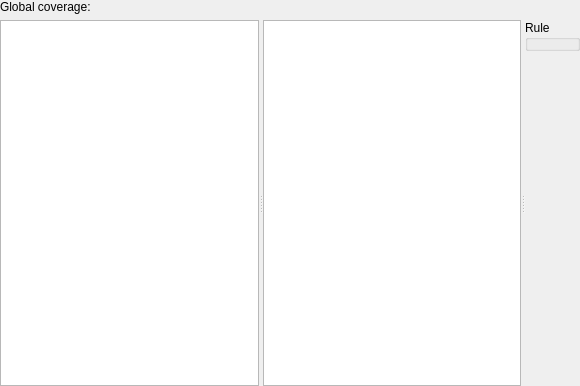
The window that src/chatbot/front-end/scriptcoveragewidget.ui (lvklabs/chatbot) describes before a commit, drawn with Qt 5.
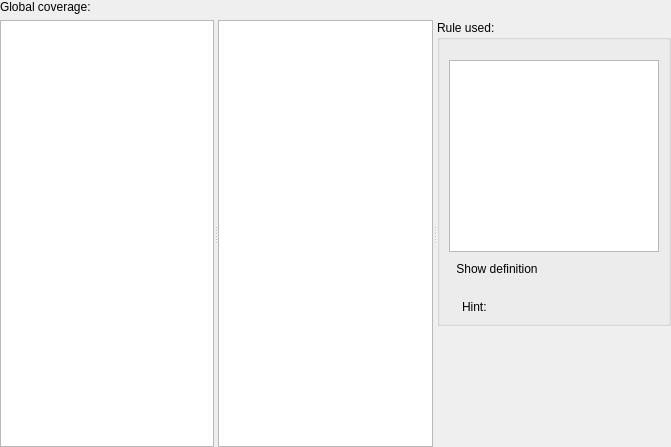
The same window after the commit. Icons and pictures are not drawn. Custom widgets are drawn as their Qt base class.

Commit message: First implementation to display rule definitions in ScriptCoverageWidget

```diff
--- a/src/chatbot/front-end/scriptcoveragewidget.ui
+++ b/src/chatbot/front-end/scriptcoveragewidget.ui
@@ -6,8 +6,8 @@
    <rect>
     <x>0</x>
     <y>0</y>
-    <width>580</width>
-    <height>386</height>
+    <width>671</width>
+    <height>447</height>
    </rect>
   </property>
   <property name="windowTitle">
@@ -58,8 +58,105 @@
        <item>
         <widget class="QGroupBox" name="groupBox">
          <property name="title">
-          <string>Rule</string>
+          <string>Rule used:</string>
          </property>
+         <layout class="QVBoxLayout" name="verticalLayout_2">
+          <property name="topMargin">
+           <number>20</number>
+          </property>
+          <item>
+           <widget class="Lvk::FE::RuleTextView" name="ruleView">
+            <property name="sizePolicy">
+             <sizepolicy hsizetype="Expanding" vsizetype="Expanding">
+              <horstretch>0</horstretch>
+              <verstretch>0</verstretch>
+             </sizepolicy>
+            </property>
+            <property name="minimumSize">
+             <size>
+              <width>0</width>
+              <height>30</height>
+             </size>
+            </property>
+            <property name="readOnly">
+             <bool>true</bool>
+            </property>
+           </widget>
+          </item>
+          <item>
+           <widget class="QToolButton" name="toolButton">
+            <property name="text">
+             <string>Show definition</string>
+            </property>
+            <property name="icon">
+             <iconset resource="../res/chatbot_theme.qrc">
+              <normaloff>:/icons/show_rule.png</normaloff>:/icons/show_rule.png</iconset>
+            </property>
+            <property name="toolButtonStyle">
+             <enum>Qt::ToolButtonTextBesideIcon</enum>
+            </property>
+            <property name="autoRaise">
+             <bool>true</bool>
+            </property>
+           </widget>
+          </item>
+          <item>
+           <spacer name="verticalSpacer_2">
+            <property name="orientation">
+             <enum>Qt::Vertical</enum>
+            </property>
+            <property name="sizeType">
+             <enum>QSizePolicy::Fixed</enum>
+            </property>
+            <property name="sizeHint" stdset="0">
+             <size>
+              <width>20</width>
+              <height>15</height>
+             </size>
+            </property>
+           </spacer>
+          </item>
+          <item>
+           <layout class="QHBoxLayout" name="hintLayout">
+            <item>
+             <widget class="QLabel" name="lightBulb">
+              <property name="sizePolicy">
+               <sizepolicy hsizetype="Minimum" vsizetype="Preferred">
+                <horstretch>0</horstretch>
+                <verstretch>0</verstretch>
+               </sizepolicy>
+              </property>
+              <property name="pixmap">
+               <pixmap resource="../res/chatbot_theme.qrc">:/icons/hint.png</pixmap>
+              </property>
+             </widget>
+            </item>
+            <item>
+             <widget class="QLabel" name="hintLabel">
+              <property name="sizePolicy">
+               <sizepolicy hsizetype="Expanding" vsizetype="Preferred">
+                <horstretch>0</horstretch>
+                <verstretch>0</verstretch>
+               </sizepolicy>
+              </property>
+              <property name="font">
+               <font>
+                <weight>50</weight>
+                <italic>false</italic>
+                <bold>false</bold>
+               </font>
+              </property>
+              <property name="text">
+               <string>Hint:</string>
+              </property>
+              <property name="textFormat">
+               <enum>Qt::RichText</enum>
+              </property>
+             </widget>
+            </item>
+           </layout>
+          </item>
+         </layout>
         </widget>
        </item>
        <item>
@@ -91,6 +188,15 @@
    </property>
   </action>
  </widget>
- <resources/>
+ <customwidgets>
+  <customwidget>
+   <class>Lvk::FE::RuleTextView</class>
+   <extends>QTextEdit</extends>
+   <header>front-end/ruletextview.h</header>
+  </customwidget>
+ </customwidgets>
+ <resources>
+  <include location="../res/chatbot_theme.qrc"/>
+ </resources>
  <connections/>
 </ui>
```
Left out of the diff: 2 changed lines with no effect on the pictures. The commit also changes 5 other files.
